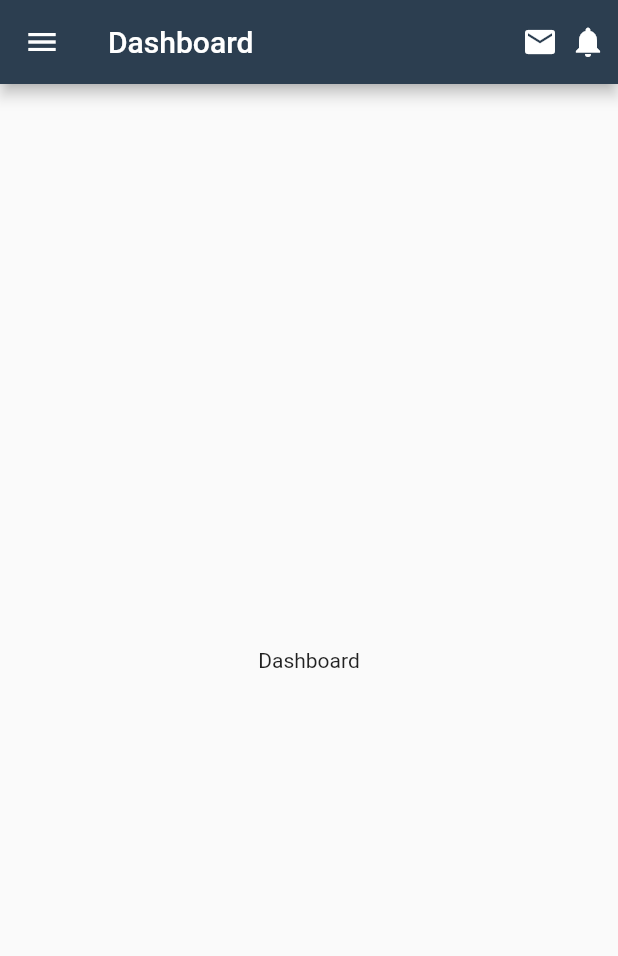
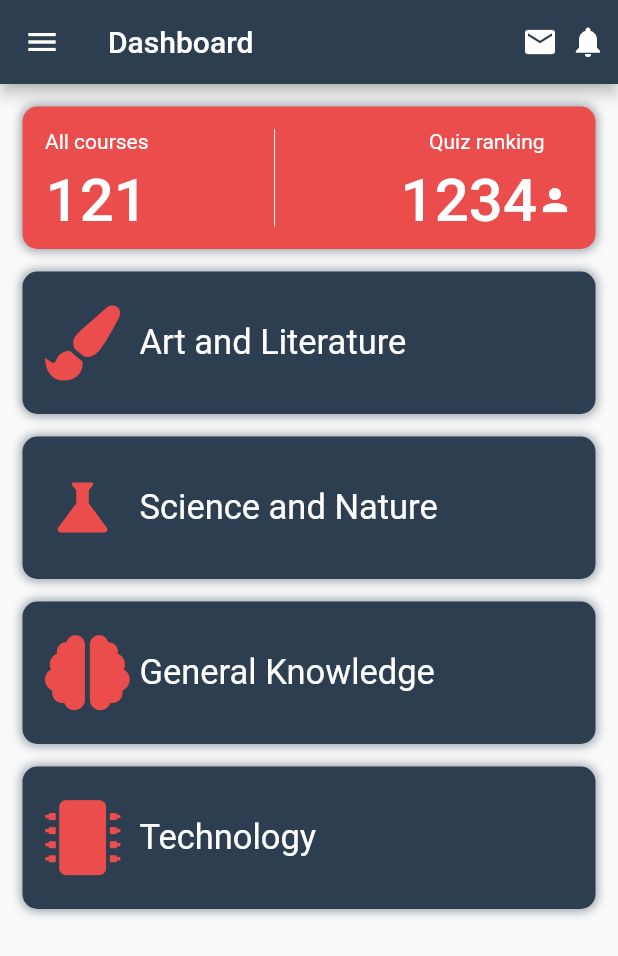
Before and after one commit to musjib999/quizzer, a Flutter app: the Dashboard screen opened by its route, on a phone screen of 412 x 824 dp. Shown: the top 956 px of the screen. Run offline on Flutter 3.47's test engine with Material 2 defaults, Android fonts, the phone set to English and light mode, and no system bars; our stand-ins replace font_awesome_flutter.

Commit message:
dashboard and library updated

```diff
--- /dev/null
+++ b/lib/constants.dart
@@ -0,0 +1,5 @@
+import 'package:flutter/material.dart';
+
+const darkBlue = Color(0xff2c3e50);
+
+const darkOrange = Color(0xffeb4d4d);
--- a/lib/main.dart
+++ b/lib/main.dart
@@ -1,4 +1,5 @@
 import 'package:flutter/material.dart';
+import 'package:quizzer/routes/route_observer.dart';
 import 'package:quizzer/routes/router.dart';
 import 'package:quizzer/screens/login.dart';
 
@@ -17,6 +18,7 @@ class MyApp extends StatelessWidget {
         accentColor: Color(0xffeb4d4d),
         primaryColorDark: Color(0xff2c3e50),
       ),
+      navigatorObservers: [AppNavigatorObserver()],
       initialRoute: Login.id,
       routes: routes,
     );
--- a/lib/routes/router.dart
+++ b/lib/routes/router.dart
@@ -1,5 +1,8 @@
 import 'package:flutter/widgets.dart';
 import 'package:quizzer/screens/dashboard.dart';
+import 'package:quizzer/screens/library.dart';
+import 'package:quizzer/screens/quiz.dart';
+import 'package:quizzer/screens/topics.dart';
 import 'package:quizzer/screens/login.dart';
 import 'package:quizzer/screens/profile.dart';
 import 'package:quizzer/screens/register.dart';
@@ -8,5 +11,8 @@ Map<String, WidgetBuilder> routes = {
   Dashboard.id: (context) => Dashboard(),
   Login.id: (context) => Login(),
   Register.id: (context) => Register(),
-  Profile.id: (context) => Profile()
+  Profile.id: (context) => Profile(),
+  Topic.id: (context) => Topic(),
+  Quiz.id: (context) => Quiz(),
+  Library.id: (context) => Library()
 };
--- a/lib/screens/dashboard.dart
+++ b/lib/screens/dashboard.dart
@@ -1,5 +1,10 @@
 import 'package:flutter/material.dart';
+import 'package:quizzer/screens/topics.dart';
 import 'package:quizzer/widgets/menu_drawer.dart';
+import 'package:quizzer/constants.dart';
+import 'package:font_awesome_flutter/font_awesome_flutter.dart';
+import 'package:quizzer/widgets/card.dart';
+import 'package:quizzer/widgets/card_content.dart';
 
 class Dashboard extends StatefulWidget {
   static String id = '/dashboard';
@@ -12,7 +17,9 @@ class _DashboardState extends State<Dashboard> {
   Widget build(BuildContext context) {
     return Scaffold(
       appBar: AppBar(
-        title: Text('Dashboard'),
+        title: Text(
+          'Dashboard',
+        ),
         actions: [
           Icon(Icons.email),
           Padding(
@@ -24,8 +31,106 @@ class _DashboardState extends State<Dashboard> {
       drawer: Drawer(
         child: DrawerItems(),
       ),
-      body: Center(
-        child: Text('Dashboard'),
+      body: SingleChildScrollView(
+        child: Column(
+          children: [
+            CourseCard(
+              cardColor: darkOrange,
+              margin: EdgeInsets.all(15),
+              child: Row(
+                mainAxisAlignment: MainAxisAlignment.spaceBetween,
+                children: [
+                  Column(
+                    children: [
+                      Text(
+                        'All courses',
+                        style: TextStyle(color: Colors.white),
+                      ),
+                      SizedBox(
+                        height: 8.0,
+                      ),
+                      Text(
+                        '121',
+                        style: TextStyle(
+                          fontSize: 40,
+                          fontWeight: FontWeight.w500,
+                          color: Colors.white,
+                        ),
+                      ),
+                    ],
+                  ),
+                  Container(
+                    height: 70,
+                    child: VerticalDivider(color: Colors.white),
+                  ),
+                  Column(
+                    children: [
+                      Text(
+                        'Quiz ranking',
+                        style: TextStyle(color: Colors.white),
+                      ),
+                      SizedBox(
+                        height: 8.0,
+                      ),
+                      Row(
+                        children: [
+                          Text(
+                            '1234',
+                            style: TextStyle(
+                                fontSize: 40,
+                                fontWeight: FontWeight.w500,
+                                color: Colors.white),
+                          ),
+                          Icon(
+                            Icons.person,
+                            color: Colors.white,
+                          ),
+                        ],
+                      ),
+                    ],
+                  )
+                ],
+              ),
+            ),
+            GestureDetector(
+              onTap: () {
+                Navigator.pushNamed(context, Topic.id);
+              },
+              child: CourseCard(
+                cardColor: darkBlue,
+                margin: EdgeInsets.only(left: 15, right: 15, bottom: 15),
+                child: CourseCardContent(
+                  cardIcon: FontAwesomeIcons.paintBrush,
+                  cardTitle: 'Art and Literature',
+                ),
+              ),
+            ),
+            CourseCard(
+              cardColor: darkBlue,
+              margin: EdgeInsets.only(left: 15, right: 15, bottom: 15),
+              child: CourseCardContent(
+                cardIcon: Icons.science,
+                cardTitle: 'Science and Nature',
+              ),
+            ),
+            CourseCard(
+              cardColor: darkBlue,
+              margin: EdgeInsets.only(left: 15, right: 15, bottom: 15),
+              child: CourseCardContent(
+                cardIcon: FontAwesomeIcons.brain,
+                cardTitle: 'General Knowledge',
+              ),
+            ),
+            CourseCard(
+              cardColor: darkBlue,
+              margin: EdgeInsets.only(left: 15, right: 15, bottom: 15),
+              child: CourseCardContent(
+                cardIcon: FontAwesomeIcons.microchip,
+                cardTitle: 'Technology',
+              ),
+            ),
+          ],
+        ),
       ),
     );
   }
--- /dev/null
+++ b/lib/screens/quiz.dart
@@ -0,0 +1,18 @@
+import 'package:flutter/material.dart';
+
+class Quiz extends StatefulWidget {
+  static String id = '/quiz';
+  @override
+  _QuizState createState() => _QuizState();
+}
+
+class _QuizState extends State<Quiz> {
+  @override
+  Widget build(BuildContext context) {
+    return Scaffold(
+      appBar: AppBar(
+        title: Text('English'),
+      ),
+    );
+  }
+}
--- /dev/null
+++ b/lib/widgets/card.dart
@@ -0,0 +1,31 @@
+import 'package:flutter/material.dart';
+
+class CourseCard extends StatelessWidget {
+  final Color cardColor;
+  final Widget child;
+  final EdgeInsetsGeometry margin;
+
+  CourseCard({this.cardColor, this.child, this.margin});
+
+  @override
+  Widget build(BuildContext context) {
+    return Container(
+      width: double.infinity,
+      height: 95,
+      padding: EdgeInsets.all(15),
+      margin: margin,
+      decoration: BoxDecoration(
+        color: cardColor,
+        borderRadius: BorderRadius.circular(10),
+        boxShadow: [
+          BoxShadow(
+            color: Color(0xff2c3e50).withOpacity(0.5),
+            spreadRadius: 1,
+            blurRadius: 5,
+          ),
+        ],
+      ),
+      child: child,
+    );
+  }
+}
--- /dev/null
+++ b/lib/widgets/card_content.dart
@@ -0,0 +1,32 @@
+import 'package:flutter/material.dart';
+import 'package:quizzer/constants.dart';
+
+class CourseCardContent extends StatelessWidget {
+  final IconData cardIcon;
+  final String cardTitle;
+
+  CourseCardContent({this.cardIcon, this.cardTitle});
+
+  @override
+  Widget build(BuildContext context) {
+    return Row(
+      children: [
+        Icon(
+          cardIcon,
+          size: 50.0,
+          color: darkOrange,
+        ),
+        SizedBox(
+          width: 13.0,
+        ),
+        Text(
+          cardTitle,
+          style: TextStyle(
+            color: Colors.white,
+            fontSize: 23,
+          ),
+        ),
+      ],
+    );
+  }
+}
--- a/pubspec.yaml
+++ b/pubspec.yaml
@@ -28,6 +28,7 @@ dependencies:
   # The following adds the Cupertino Icons font to your application.
   # Use with the CupertinoIcons class for iOS style icons.
   cupertino_icons: ^1.0.0
+  font_awesome_flutter: ^8.10.0
 
 dev_dependencies:
   flutter_test:
@@ -45,9 +46,8 @@ flutter:
   uses-material-design: true
 
   # To add assets to your application, add an assets section, like this:
-  # assets:
-  #   - images/a_dot_burr.jpeg
-  #   - images/a_dot_ham.jpeg
+  assets:
+    - images/
 
   # An image asset can refer to one or more resolution-specific "variants", see
   # https://flutter.dev/assets-and-images/#resolution-aware.
```
Also changed, not shown: lib/screens/library.dart (+212 -0 lines), lib/screens/topics.dart (added, +101 -0 lines), lib/widgets/menu_drawer.dart (+5 -2 lines), images/cbs.jpg (added), images/datascience.png (added), images/swe.jpg (added), pubspec.lock, 1 other file.
